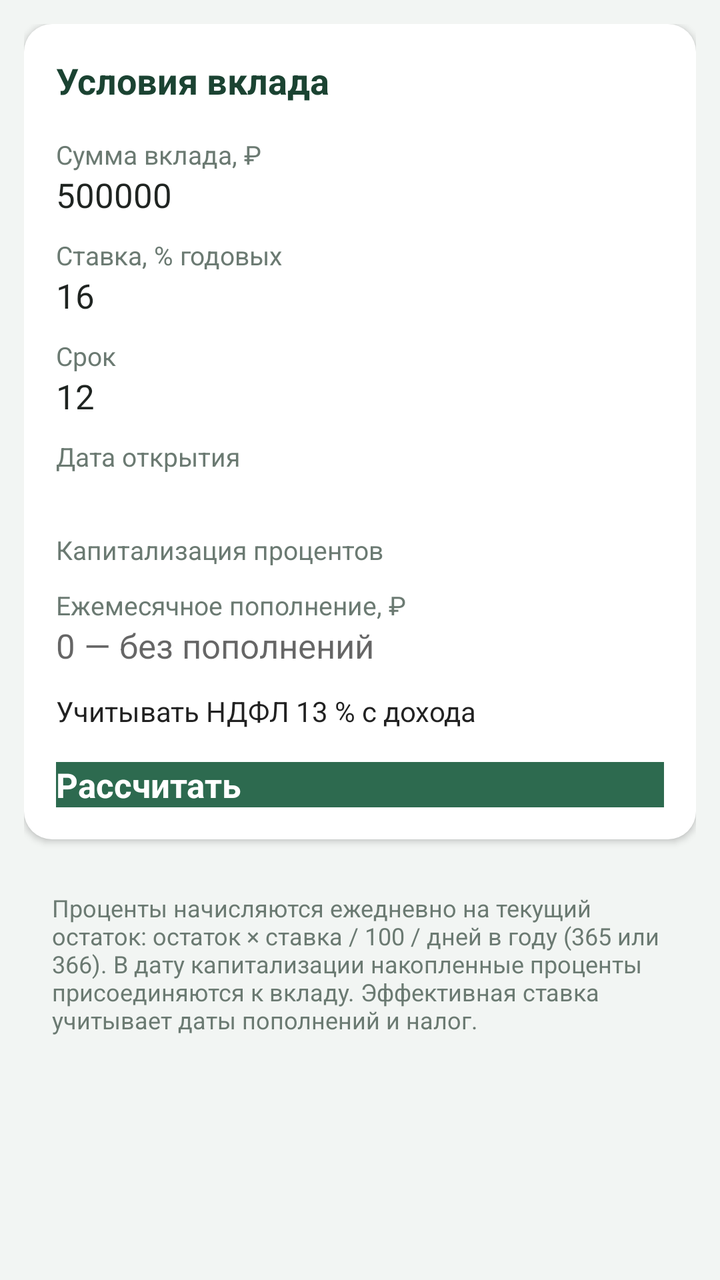
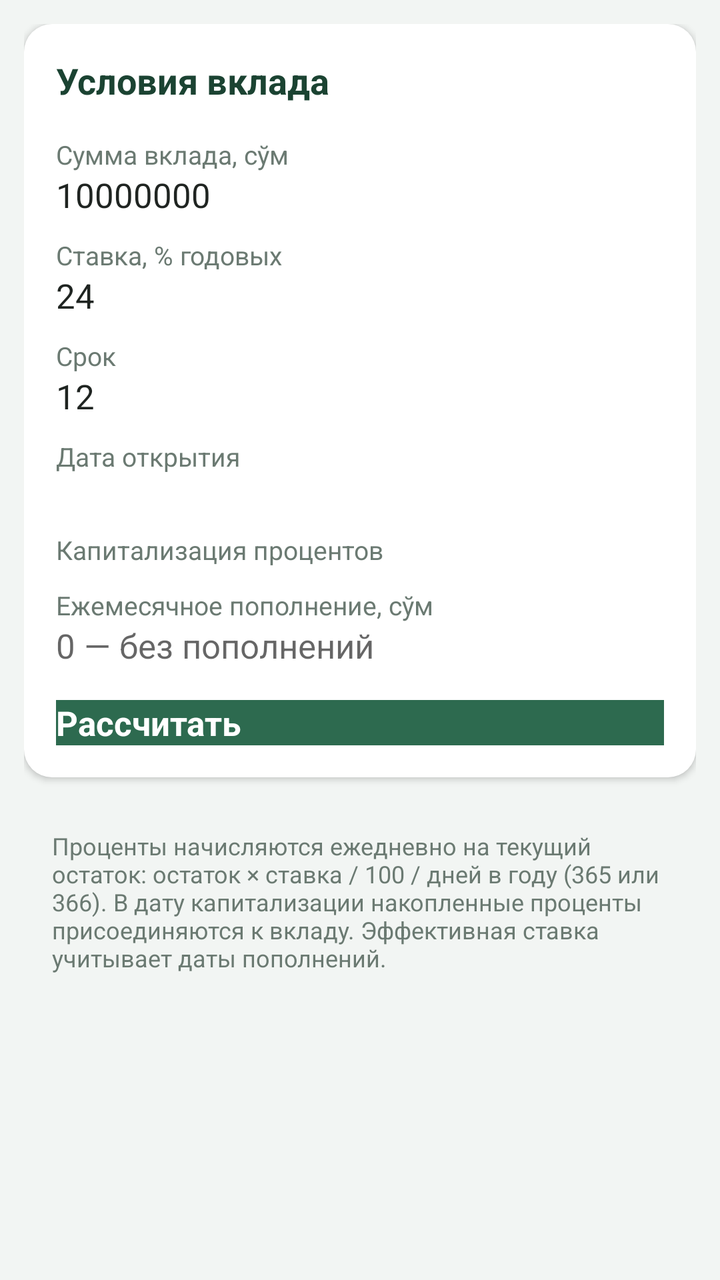

Two renders of the same Android screen: before a commit and after it. Below are the layout's source before the change and the commit's diff.
<!-- AndroidManifest.xml: application theme AppTheme -->
<!-- res/layout/activity_main.xml -->
<?xml version="1.0" encoding="utf-8"?>
<ScrollView xmlns:android="http://schemas.android.com/apk/res/android"
    android:layout_width="match_parent"
    android:layout_height="match_parent"
    android:background="@color/screen"
    android:fillViewport="true">

    <LinearLayout
        android:layout_width="match_parent"
        android:layout_height="wrap_content"
        android:orientation="vertical"
        android:padding="12dp">

        
        <LinearLayout
            style="@style/Card"
            android:layout_width="match_parent"
            android:layout_height="wrap_content">

            <TextView
                style="@style/CardTitle"
                android:text="@string/conditions" />

            <TextView
                style="@style/Label"
                android:text="@string/amount" />

            <EditText
                android:id="@+id/amount"
                style="@style/Field"
                android:hint="@string/amount_hint"
                android:importantForAutofill="no"
                android:inputType="numberDecimal"
                android:text="500000" />

            <TextView
                style="@style/Label"
                android:text="@string/rate" />

            <EditText
                android:id="@+id/rate"
                style="@style/Field"
                android:hint="@string/rate_hint"
                android:importantForAutofill="no"
                android:inputType="numberDecimal"
                android:text="16" />

            <TextView
                style="@style/Label"
                android:text="@string/term" />

            <LinearLayout
                android:layout_width="match_parent"
                android:layout_height="wrap_content"
                android:baselineAligned="false"
                android:orientation="horizontal">

                <EditText
                    android:id="@+id/term"
                    style="@style/Field"
                    android:layout_width="0dp"
                    android:layout_weight="1"
                    android:importantForAutofill="no"
                    android:inputType="number"
                    android:text="12" />

                <Spinner
                    android:id="@+id/term_unit"
                    android:layout_width="0dp"
                    android:layout_height="wrap_content"
                    android:layout_gravity="center_vertical"
                    android:layout_marginStart="8dp"
                    android:layout_weight="1" />
            </LinearLayout>

            <TextView
                style="@style/Label"
                android:text="@string/start_date" />

            <Button
                android:id="@+id/start_date"
                android:layout_width="match_parent"
                android:layout_height="wrap_content"
                android:textAllCaps="false" />

            <TextView
                style="@style/Label"
                android:text="@string/capitalization" />

            <Spinner
                android:id="@+id/capitalization"
                android:layout_width="match_parent"
                android:layout_height="wrap_content" />

            <TextView
                style="@style/Label"
                android:text="@string/topup" />

            <EditText
                android:id="@+id/topup"
                style="@style/Field"
                android:hint="@string/topup_hint"
                android:importantForAutofill="no"
                android:inputType="numberDecimal" />

            <CheckBox
                android:id="@+id/tax_enabled"
                android:layout_width="match_parent"
                android:layout_height="wrap_content"
                android:layout_marginTop="12dp"
                android:text="@string/tax_enabled" />

            <LinearLayout
                android:id="@+id/tax_free_row"
                android:layout_width="match_parent"
                android:layout_height="wrap_content"
                android:orientation="vertical"
                android:visibility="gone">

                <TextView
                    style="@style/Label"
                    android:text="@string/tax_free" />

                <EditText
                    android:id="@+id/tax_free"
                    style="@style/Field"
                    android:hint="@string/tax_free_hint"
                    android:importantForAutofill="no"
                    android:inputType="numberDecimal"
                    android:text="160000" />
            </LinearLayout>

            <Button
                android:id="@+id/calculate"
                android:layout_width="match_parent"
                android:layout_height="wrap_content"
                android:layout_marginTop="16dp"
                android:background="@color/accent"
                android:text="@string/calculate"
                android:textAllCaps="false"
                android:textColor="#FFFFFF"
                android:textSize="17sp"
                android:textStyle="bold" />
        </LinearLayout>

        <TextView
            android:id="@+id/error"
            android:layout_width="match_parent"
            android:layout_height="wrap_content"
            android:layout_marginTop="12dp"
            android:background="@color/error_background"
            android:padding="14dp"
            android:textColor="@color/error_text"
            android:textSize="15sp"
            android:visibility="gone" />

        
        <LinearLayout
            android:id="@+id/result_card"
            style="@style/Card"
            android:layout_width="match_parent"
            android:layout_height="wrap_content"
            android:visibility="gone">

            <TextView
                style="@style/CardTitle"
                android:text="@string/result" />

            <TextView
                style="@style/Label"
                android:text="@string/payout" />

            <TextView
                android:id="@+id/payout"
                android:layout_width="match_parent"
                android:layout_height="wrap_content"
                android:textColor="@color/accent"
                android:textSize="30sp"
                android:textStyle="bold" />

            <TextView
                android:id="@+id/summary"
                android:layout_width="match_parent"
                android:layout_height="wrap_content"
                android:layout_marginTop="10dp"
                android:lineSpacingExtra="4dp"
                android:textColor="@color/text"
                android:textSize="15sp" />
        </LinearLayout>

        
        <LinearLayout
            android:id="@+id/schedule_card"
            style="@style/Card"
            android:layout_width="match_parent"
            android:layout_height="wrap_content"
            android:visibility="gone">

            <TextView
                style="@style/CardTitle"
                android:text="@string/schedule" />

            <HorizontalScrollView
                android:layout_width="match_parent"
                android:layout_height="wrap_content">

                <TableLayout
                    android:id="@+id/schedule"
                    android:layout_width="wrap_content"
                    android:layout_height="wrap_content" />
            </HorizontalScrollView>
        </LinearLayout>

        
        <LinearLayout
            android:id="@+id/compare_card"
            style="@style/Card"
            android:layout_width="match_parent"
            android:layout_height="wrap_content"
            android:visibility="gone">

            <TextView
                style="@style/CardTitle"
                android:text="@string/comparison" />

            <TextView
                android:id="@+id/compare"
                android:layout_width="match_parent"
                android:layout_height="wrap_content"
                android:lineSpacingExtra="5dp"
                android:textColor="@color/text"
                android:textSize="14sp" />
        </LinearLayout>

        <TextView
            android:layout_width="match_parent"
            android:layout_height="wrap_content"
            android:layout_margin="14dp"
            android:text="@string/formula_note"
            android:textColor="@color/muted"
            android:textSize="12sp" />
    </LinearLayout>
</ScrollView>
<!-- resources referenced by this layout -->
<resources>
  <color name="accent">#2D6A4F</color>
  <color name="error_background">#FDECEA</color>
  <color name="error_text">#B3261E</color>
  <color name="muted">#6B7A72</color>
  <color name="screen">#F2F5F3</color>
  <color name="text">#1F2421</color>
  <string name="amount">Сумма вклада, ₽</string>
  <string name="amount_hint">например 500 000</string>
  <string name="calculate">Рассчитать</string>
  <string name="capitalization">Капитализация процентов</string>
  <string name="comparison">Сравнение схем капитализации</string>
  <string name="conditions">Условия вклада</string>
  <string name="formula_note">Проценты начисляются ежедневно на текущий остаток: остаток × ставка / 100 / дней в году (365 или 366). В дату капитализации накопленные проценты присоединяются к вкладу. Эффективная ставка учитывает даты пополнений и налог.</string>
  <string name="payout">Сумма в конце срока</string>
  <string name="rate">Ставка, % годовых</string>
  <string name="rate_hint">например 16</string>
  <string name="result">Результат</string>
  <string name="schedule">График по месяцам</string>
  <string name="start_date">Дата открытия</string>
  <string name="tax_enabled">Учитывать НДФЛ 13 % с дохода</string>
  <string name="tax_free">Необлагаемая сумма дохода, ₽</string>
  <string name="tax_free_hint">1 000 000 × ключевая ставка</string>
  <string name="term">Срок</string>
  <string name="topup">Ежемесячное пополнение, ₽</string>
  <string name="topup_hint">0 — без пополнений</string>
  <style name="Card">
          <item name="android:orientation">vertical</item>
          <item name="android:background">@drawable/card_background</item>
          <item name="android:padding">16dp</item>
          <item name="android:layout_marginBottom">12dp</item>
          <item name="android:elevation">2dp</item>
      </style>
  <style name="CardTitle">
          <item name="android:layout_width">match_parent</item>
          <item name="android:layout_height">wrap_content</item>
          <item name="android:textColor">@color/accent_dark</item>
          <item name="android:textSize">18sp</item>
          <item name="android:textStyle">bold</item>
          <item name="android:paddingBottom">6dp</item>
      </style>
  <style name="Field">
          <item name="android:layout_width">match_parent</item>
          <item name="android:layout_height">wrap_content</item>
          <item name="android:textColor">@color/text</item>
          <item name="android:textSize">17sp</item>
      </style>
  <style name="Label">
          <item name="android:layout_width">match_parent</item>
          <item name="android:layout_height">wrap_content</item>
          <item name="android:layout_marginTop">10dp</item>
          <item name="android:textColor">@color/muted</item>
          <item name="android:textSize">13sp</item>
      </style>
  <style name="AppTheme" parent="@android:style/Theme.Material.Light.DarkActionBar">
          <item name="android:colorPrimary">@color/accent</item>
          <item name="android:colorPrimaryDark">@color/accent_dark</item>
          <item name="android:colorAccent">@color/accent</item>
          <item name="android:windowBackground">@color/screen</item>
      </style>
  <!-- drawable card_background (drawable) -->
  <?xml version="1.0" encoding="utf-8"?>
  <shape xmlns:android="http://schemas.android.com/apk/res/android"
      android:shape="rectangle">
      <solid android:color="@color/card" />
      <corners android:radius="14dp" />
  </shape>
  <color name="accent_dark">#1B4332</color>
  <color name="card">#FFFFFF</color>
</resources>

<!-- the commit's change to res/layout/activity_main.xml (unified diff, before → after) -->
@@ -31,7 +31,7 @@
                 android:hint="@string/amount_hint"
                 android:importantForAutofill="no"
                 android:inputType="numberDecimal"
-                android:text="500000" />
+                android:text="10000000" />
 
             <TextView
                 style="@style/Label"
@@ -43,7 +43,7 @@
                 android:hint="@string/rate_hint"
                 android:importantForAutofill="no"
                 android:inputType="numberDecimal"
-                android:text="16" />
+                android:text="24" />
 
             <TextView
                 style="@style/Label"
@@ -103,33 +103,6 @@
                 android:importantForAutofill="no"
                 android:inputType="numberDecimal" />
 
-            <CheckBox
-                android:id="@+id/tax_enabled"
-                android:layout_width="match_parent"
-                android:layout_height="wrap_content"
-                android:layout_marginTop="12dp"
-                android:text="@string/tax_enabled" />
-
-            <LinearLayout
-                android:id="@+id/tax_free_row"
-                android:layout_width="match_parent"
-                android:layout_height="wrap_content"
-                android:orientation="vertical"
-                android:visibility="gone">
-
-                <TextView
-                    style="@style/Label"
-                    android:text="@string/tax_free" />
-
-                <EditText
-                    android:id="@+id/tax_free"
-                    style="@style/Field"
-                    android:hint="@string/tax_free_hint"
-                    android:importantForAutofill="no"
-                    android:inputType="numberDecimal"
-                    android:text="160000" />
-            </LinearLayout>
-
             <Button
                 android:id="@+id/calculate"
                 android:layout_width="match_parent"
<!-- resource entries referenced after the edit -->
@@ -6,24 +6,21 @@
   <color name="muted">#6B7A72</color>
   <color name="screen">#F2F5F3</color>
   <color name="text">#1F2421</color>
-  <string name="amount">Сумма вклада, ₽</string>
-  <string name="amount_hint">например 500 000</string>
+  <string name="amount">Сумма вклада, сўм</string>
+  <string name="amount_hint">например 10 000 000</string>
   <string name="calculate">Рассчитать</string>
   <string name="capitalization">Капитализация процентов</string>
   <string name="comparison">Сравнение схем капитализации</string>
   <string name="conditions">Условия вклада</string>
-  <string name="formula_note">Проценты начисляются ежедневно на текущий остаток: остаток × ставка / 100 / дней в году (365 или 366). В дату капитализации накопленные проценты присоединяются к вкладу. Эффективная ставка учитывает даты пополнений и налог.</string>
+  <string name="formula_note">Проценты начисляются ежедневно на текущий остаток: остаток × ставка / 100 / дней в году (365 или 366). В дату капитализации накопленные проценты присоединяются к вкладу. Эффективная ставка учитывает даты пополнений.</string>
   <string name="payout">Сумма в конце срока</string>
   <string name="rate">Ставка, % годовых</string>
-  <string name="rate_hint">например 16</string>
+  <string name="rate_hint">например 24</string>
   <string name="result">Результат</string>
   <string name="schedule">График по месяцам</string>
   <string name="start_date">Дата открытия</string>
-  <string name="tax_enabled">Учитывать НДФЛ 13 % с дохода</string>
-  <string name="tax_free">Необлагаемая сумма дохода, ₽</string>
-  <string name="tax_free_hint">1 000 000 × ключевая ставка</string>
   <string name="term">Срок</string>
-  <string name="topup">Ежемесячное пополнение, ₽</string>
+  <string name="topup">Ежемесячное пополнение, сўм</string>
   <string name="topup_hint">0 — без пополнений</string>
   <style name="Card">
           <item name="android:orientation">vertical</item>
